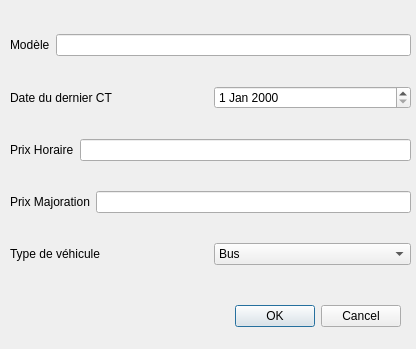
Qt form addvehiculedialog.ui (FrLallemand/autovoiture) before a commit.
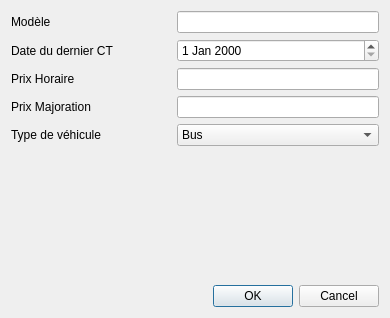
The same form after that commit.

Commit message: correct layout for addvehiculeform

Diff of the .ui file:
```diff
--- a/addvehiculedialog.ui
+++ b/addvehiculedialog.ui
@@ -6,105 +6,70 @@
    <rect>
     <x>0</x>
     <y>0</y>
-    <width>416</width>
-    <height>349</height>
+    <width>390</width>
+    <height>318</height>
    </rect>
   </property>
   <property name="windowTitle">
    <string>Dialog</string>
   </property>
-  <widget class="QDialogButtonBox" name="buttonBox">
-   <property name="geometry">
-    <rect>
-     <x>60</x>
-     <y>300</y>
-     <width>341</width>
-     <height>32</height>
-    </rect>
-   </property>
-   <property name="orientation">
-    <enum>Qt::Horizontal</enum>
-   </property>
-   <property name="standardButtons">
-    <set>QDialogButtonBox::Cancel|QDialogButtonBox::Ok</set>
-   </property>
-  </widget>
-  <widget class="QWidget" name="verticalLayoutWidget">
-   <property name="geometry">
-    <rect>
-     <x>10</x>
-     <y>10</y>
-     <width>401</width>
-     <height>281</height>
-    </rect>
-   </property>
    <layout class="QVBoxLayout" name="verticalLayout">
     <item>
-     <layout class="QHBoxLayout" name="horizontalLayout">
-      <item>
+    <layout class="QFormLayout" name="formLayout_4">
+     <item row="0" column="0">
        <widget class="QLabel" name="label">
         <property name="text">
          <string>Modèle</string>
         </property>
        </widget>
       </item>
-      <item>
+     <item row="0" column="1">
        <widget class="QLineEdit" name="le_Modele"/>
       </item>
-     </layout>
-    </item>
-    <item>
-     <layout class="QHBoxLayout" name="horizontalLayout_2">
-      <item>
+     <item row="1" column="0">
        <widget class="QLabel" name="label_2">
+       <property name="minimumSize">
+        <size>
+         <width>160</width>
+         <height>0</height>
+        </size>
+       </property>
         <property name="text">
          <string>Date du dernier CT</string>
         </property>
        </widget>
       </item>
-      <item>
+     <item row="1" column="1">
        <widget class="QDateEdit" name="de_dernierCt"/>
       </item>
-     </layout>
-    </item>
-    <item>
-     <layout class="QHBoxLayout" name="horizontalLayout_3">
-      <item>
+     <item row="2" column="0">
        <widget class="QLabel" name="label_3">
         <property name="text">
          <string>Prix Horaire</string>
         </property>
        </widget>
       </item>
-      <item>
+     <item row="2" column="1">
        <widget class="QLineEdit" name="le_prixHoraire"/>
       </item>
-     </layout>
-    </item>
-    <item>
-     <layout class="QHBoxLayout" name="horizontalLayout_4">
-      <item>
+     <item row="3" column="0">
        <widget class="QLabel" name="label_4">
         <property name="text">
          <string>Prix Majoration</string>
         </property>
        </widget>
       </item>
-      <item>
+     <item row="3" column="1">
        <widget class="QLineEdit" name="le_prixMajo"/>
       </item>
-     </layout>
-    </item>
-    <item>
-     <layout class="QHBoxLayout" name="horizontalLayout_5">
-      <item>
+     <item row="4" column="0">
        <widget class="QLabel" name="label_5">
         <property name="text">
          <string>Type de véhicule</string>
         </property>
        </widget>
       </item>
-      <item>
+     <item row="4" column="1">
        <widget class="QComboBox" name="cb_typevehicule">
         <item>
          <property name="text">
@@ -125,8 +90,17 @@
       </item>
      </layout>
     </item>
-   </layout>
-  </widget>
+   <item>
+    <widget class="QDialogButtonBox" name="buttonBox">
+     <property name="orientation">
+      <enum>Qt::Horizontal</enum>
+     </property>
+     <property name="standardButtons">
+      <set>QDialogButtonBox::Cancel|QDialogButtonBox::Ok</set>
+     </property>
+    </widget>
+   </item>
+  </layout>
  </widget>
  <resources/>
  <connections>
```
Lines whose indentation alone changed are shown as unchanged. The commit also changes 1 other file.
